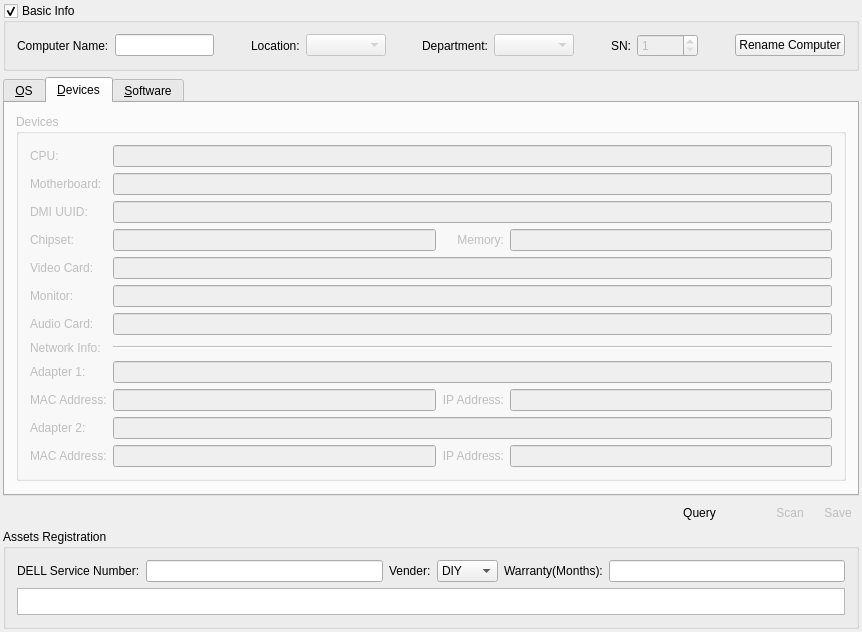
Qt form APP/src/plugins/systeminfo/systeminfo.ui (RallyWRT/qtapplications) before a commit.
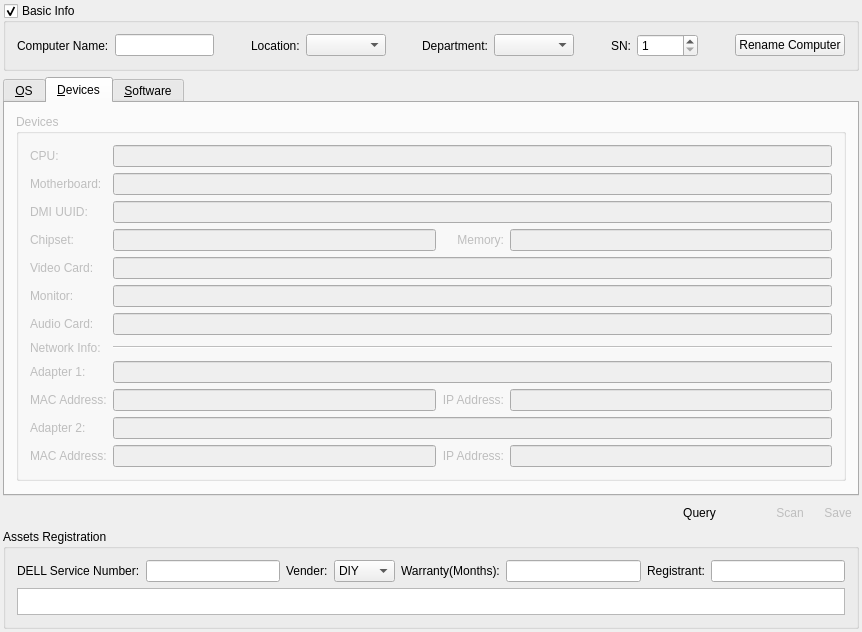
The same form after that commit. The open tabs and pages were chosen to show the change. Icons and pictures are not drawn.

Patch:
```diff
--- a/APP/src/plugins/systeminfo/systeminfo.ui
+++ b/APP/src/plugins/systeminfo/systeminfo.ui
@@ -71,9 +71,6 @@
       </item>
       <item>
        <widget class="QComboBox" name="comboBoxLocation">
-        <property name="enabled">
-         <bool>false</bool>
-        </property>
         <property name="minimumSize">
          <size>
           <width>80</width>
@@ -104,9 +101,6 @@
       </item>
       <item>
        <widget class="QComboBox" name="comboBoxDepartment">
-        <property name="enabled">
-         <bool>false</bool>
-        </property>
         <property name="sizePolicy">
          <sizepolicy hsizetype="Preferred" vsizetype="Fixed">
           <horstretch>0</horstretch>
@@ -152,9 +146,6 @@
       </item>
       <item>
        <widget class="QSpinBox" name="spinBoxSN">
-        <property name="enabled">
-         <bool>false</bool>
-        </property>
         <property name="sizePolicy">
          <sizepolicy hsizetype="Minimum" vsizetype="Fixed">
           <horstretch>0</horstretch>
@@ -204,6 +195,13 @@
       <string>Assets Registration </string>
      </property>
      <layout class="QGridLayout" name="gridLayout">
+      <item row="0" column="6">
+       <widget class="QLabel" name="label_5">
+        <property name="text">
+         <string>Registrant:</string>
+        </property>
+       </widget>
+      </item>
       <item row="0" column="0">
        <widget class="QLabel" name="label">
         <property name="text">
@@ -245,7 +243,14 @@
         </property>
        </widget>
       </item>
-      <item row="1" column="0" colspan="6">
+      <item row="0" column="7">
+       <widget class="QLineEdit" name="lineEditRegistrant">
+        <property name="readOnly">
+         <bool>true</bool>
+        </property>
+       </widget>
+      </item>
+      <item row="1" column="0" colspan="8">
        <widget class="QTextEdit" name="textEditRemark"/>
       </item>
      </layout>
```
Left out of the diff: 8 changed lines with no effect on the pictures.
